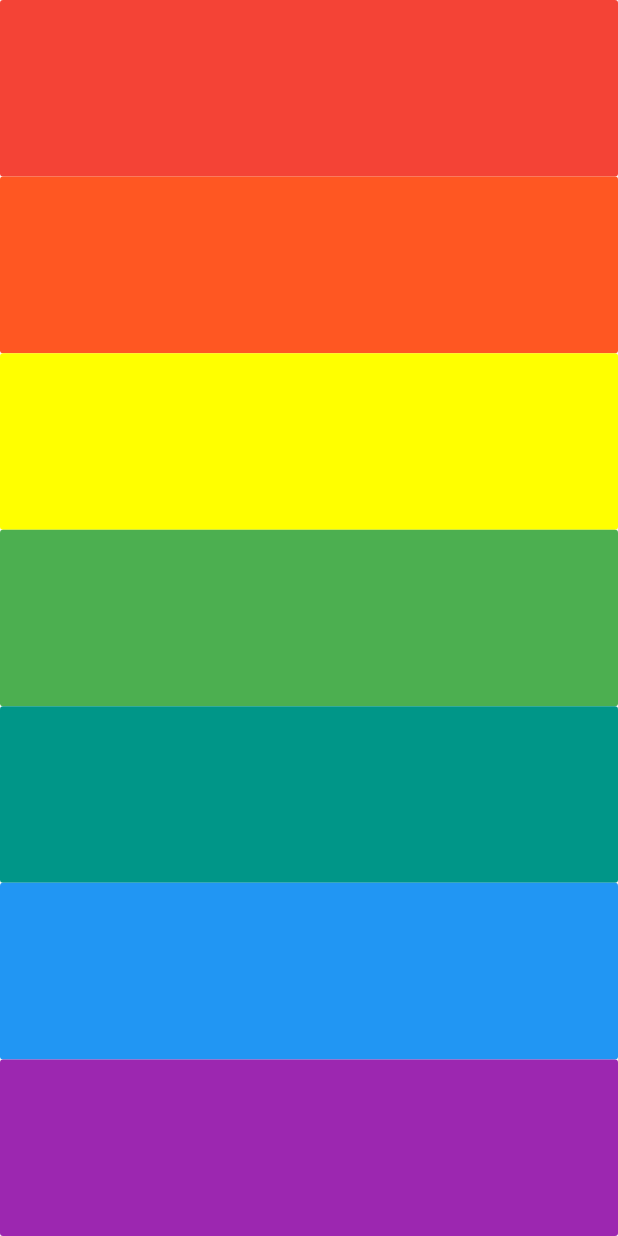
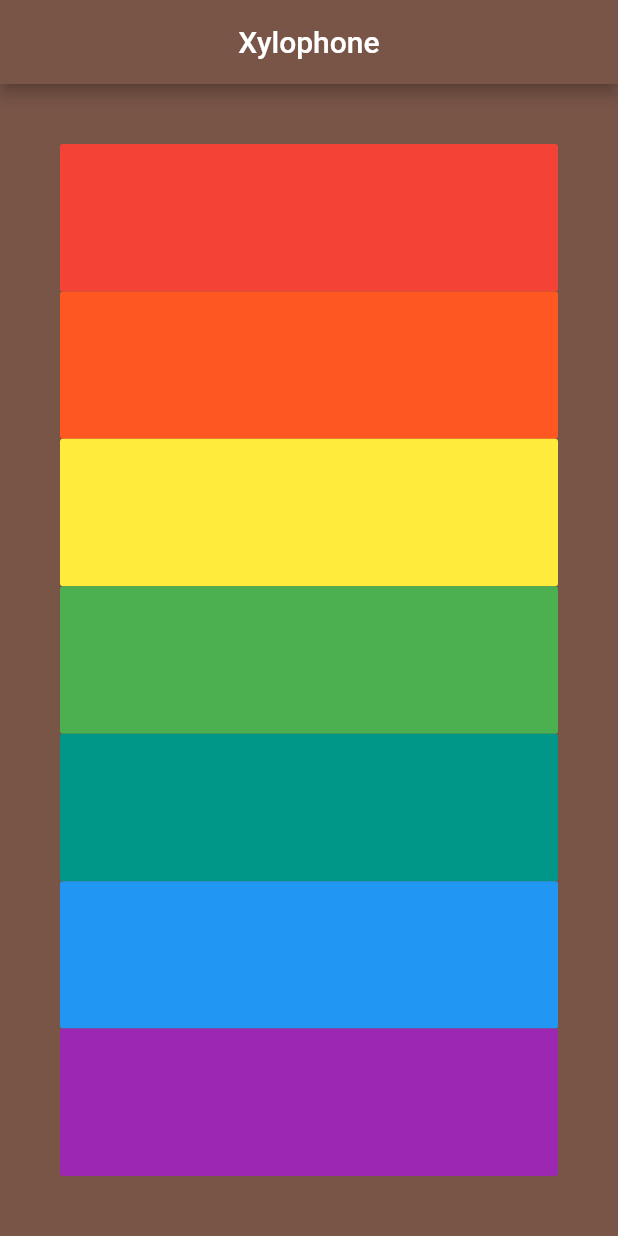
Before and after one commit to EeshanDutta007/Xylophone, a Flutter app: the screen it shows after launch, on a phone screen of 412 x 824 dp. Run offline on Flutter 3.47's test engine with Material 2 defaults, Android fonts, the phone set to English and light mode, and no system bars; our stand-ins replace audioplayers.

Commit message:
Code reduc and final app changes

```diff
--- a/lib/main.dart
+++ b/lib/main.dart
@@ -4,78 +4,46 @@ import 'package:flutter/material.dart';
 void main() => runApp(XylophoneApp());
 
 class XylophoneApp extends StatelessWidget {
+  void playsound(int num) {
+    final player = AudioCache();
+    player.play('note$num.wav');
+  }
+
+  Expanded buildK(Color color, int num) {
+    return Expanded(
+      child: FlatButton(
+        color: color,
+        onPressed: () {
+          playsound(num);
+        },
+      ),
+    );
+  }
+
   @override
   Widget build(BuildContext context) {
     return MaterialApp(
       home: Scaffold(
+        backgroundColor: Colors.brown,
+        appBar: AppBar(
+          title: Center(child: Text('Xylophone')),
+          backgroundColor: Colors.brown,
+        ),
         body: SafeArea(
-          child: Column(
-            crossAxisAlignment: CrossAxisAlignment.stretch,
-            children: [
-              Expanded(
-                child: FlatButton(
-                  color: Colors.red,
-                  onPressed: () {
-                    final player = AudioCache();
-                    player.play('note1.wav');
-                  },
-                ),
-              ),
-              Expanded(
-                child: FlatButton(
-                  color: Colors.deepOrange,
-                  onPressed: () {
-                    final player = AudioCache();
-                    player.play('note2.wav');
-                  },
-                ),
-              ),
-              Expanded(
-                child: FlatButton(
-                  color: Colors.yellowAccent,
-                  onPressed: () {
-                    final player = AudioCache();
-                    player.play('note3.wav');
-                  },
-                ),
-              ),
-              Expanded(
-                child: FlatButton(
-                  color: Colors.green,
-                  onPressed: () {
-                    final player = AudioCache();
-                    player.play('note4.wav');
-                  },
-                ),
-              ),
-              Expanded(
-                child: FlatButton(
-                  color: Colors.teal,
-                  onPressed: () {
-                    final player = AudioCache();
-                    player.play('note5.wav');
-                  },
-                ),
-              ),
-              Expanded(
-                child: FlatButton(
-                  color: Colors.blue,
-                  onPressed: () {
-                    final player = AudioCache();
-                    player.play('note6.wav');
-                  },
-                ),
-              ),
-              Expanded(
-                child: FlatButton(
-                  color: Colors.purple,
-                  onPressed: () {
-                    final player = AudioCache();
-                    player.play('note7.wav');
-                  },
-                ),
-              ),
-            ],
+          child: Padding(
+            padding: const EdgeInsets.all(40.0),
+            child: Column(
+              crossAxisAlignment: CrossAxisAlignment.stretch,
+              children: [
+                buildK(Colors.red, 1),
+                buildK(Colors.deepOrange, 2),
+                buildK(Colors.yellow, 3),
+                buildK(Colors.green, 4),
+                buildK(Colors.teal, 5),
+                buildK(Colors.blue, 6),
+                buildK(Colors.purple, 7),
+              ],
+            ),
           ),
         ),
       ),
```
